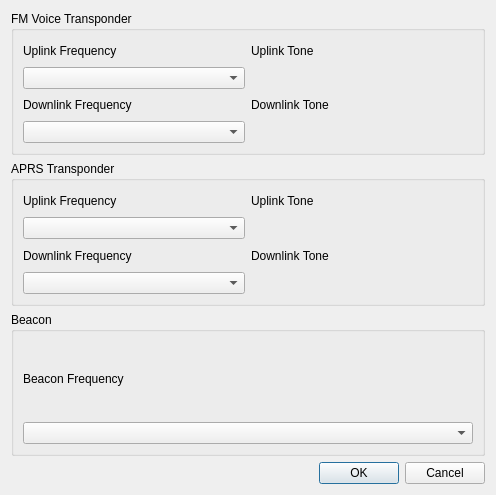
Above: src/satellitetransponderdialog.ui from hmatuschek/qdmr before the change. Below: the same form after it.
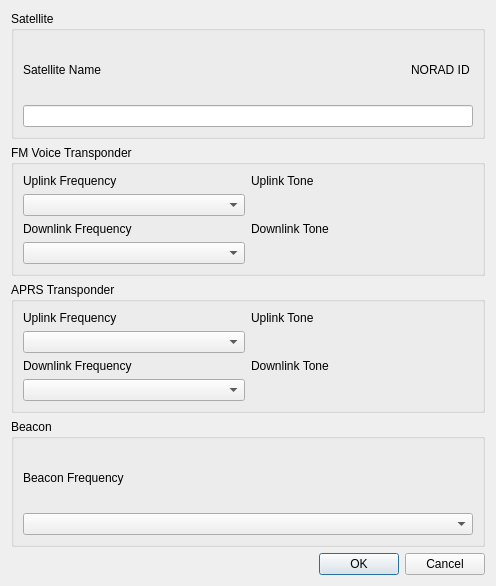
That is the form after the change. Custom widgets are drawn as their Qt base class.

Commit message: Added satellite name editing. (#924)

Patch:
```diff
--- a/src/satellitetransponderdialog.ui
+++ b/src/satellitetransponderdialog.ui
@@ -7,13 +7,42 @@
     <x>0</x>
     <y>0</y>
     <width>496</width>
-    <height>495</height>
+    <height>586</height>
    </rect>
   </property>
   <property name="windowTitle">
    <string>Edit Satellite Transponder</string>
   </property>
   <layout class="QVBoxLayout" name="verticalLayout">
+   <item>
+    <widget class="QGroupBox" name="metaBox">
+     <property name="title">
+      <string>Satellite</string>
+     </property>
+     <layout class="QGridLayout" name="gridLayout_4">
+      <item row="0" column="0">
+       <widget class="QLabel" name="nameLabel">
+        <property name="text">
+         <string>Satellite Name</string>
+        </property>
+       </widget>
+      </item>
+      <item row="0" column="1">
+       <widget class="QLabel" name="idLabel">
+        <property name="text">
+         <string notr="true">NORAD ID </string>
+        </property>
+        <property name="alignment">
+         <set>Qt::AlignmentFlag::AlignRight|Qt::AlignmentFlag::AlignTrailing|Qt::AlignmentFlag::AlignVCenter</set>
+        </property>
+       </widget>
+      </item>
+      <item row="1" column="0" colspan="2">
+       <widget class="QLineEdit" name="name"/>
+      </item>
+     </layout>
+    </widget>
+   </item>
    <item>
     <widget class="QGroupBox" name="fmBox">
      <property name="sizePolicy">
```
The commit also changes 1 other file.
